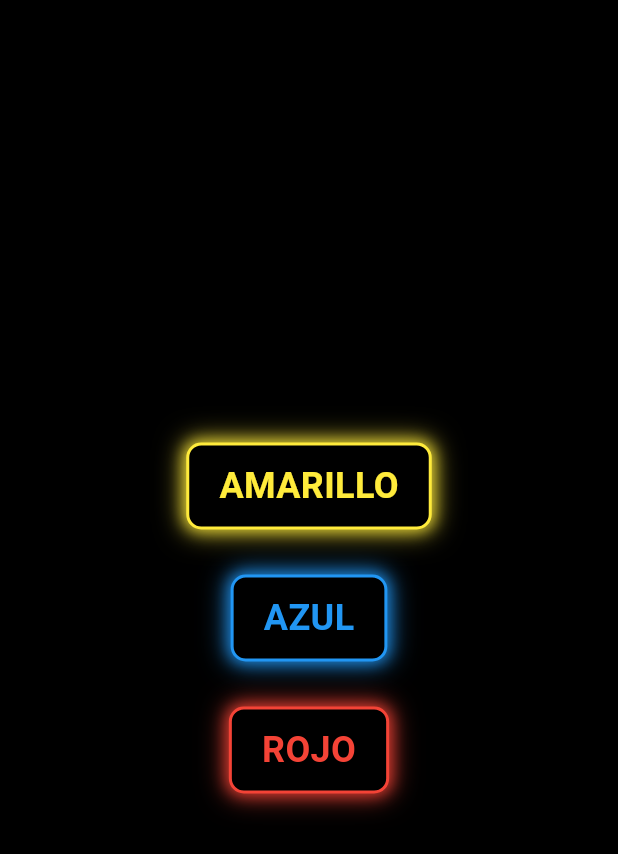
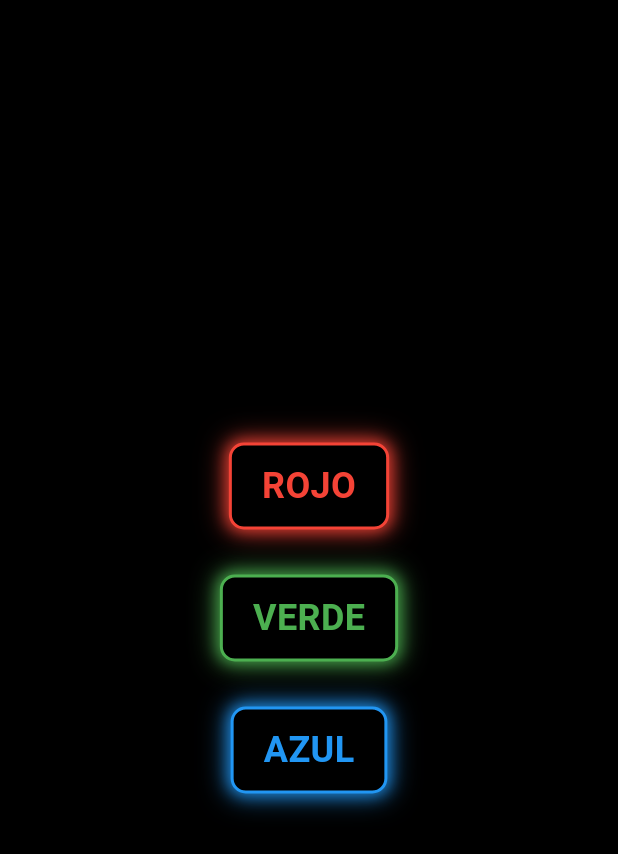
Before and after one commit to gu1llermo/neon_effect_widget_example, a Flutter app: the screen it shows after launch, on a phone screen of 412 x 824 dp. Shown: the top 854 px of the screen. Run offline on Flutter 3.47's test engine with Material 3 defaults, Android fonts, the phone set to English and light mode, and no system bars.

Commit message:
cambio de colores

```diff
--- a/lib/neon_example.dart
+++ b/lib/neon_example.dart
@@ -6,7 +6,7 @@ class NeonExample extends StatelessWidget {
 
   @override
   Widget build(BuildContext context) {
-    final amarillo = Colors.yellow;
+    final verde = Colors.green;
     final azul = Colors.blue;
     final rojo = Colors.red;
     final backgroundColor = Colors.black;
@@ -18,10 +18,19 @@ class NeonExample extends StatelessWidget {
           mainAxisAlignment: MainAxisAlignment.center,
           children: [
             NeonEffect(
-              neonColor: amarillo,
+              neonColor: rojo,
               child: _CustomWidget(
-                color: amarillo,
-                title: "AMARILLO",
+                color: rojo,
+                title: "ROJO",
+                backgroundColor: backgroundColor,
+              ),
+            ),
+            const SizedBox(height: 30),
+            NeonEffect(
+              neonColor: verde,
+              child: _CustomWidget(
+                color: verde,
+                title: "VERDE",
                 backgroundColor: backgroundColor,
               ),
             ),
@@ -31,15 +40,6 @@ class NeonExample extends StatelessWidget {
               child: _CustomWidget(
                 color: azul,
                 title: "AZUL",
-                backgroundColor: backgroundColor,
-              ),
-            ),
-            const SizedBox(height: 30),
-            NeonEffect(
-              neonColor: rojo,
-              child: _CustomWidget(
-                color: rojo,
-                title: "ROJO",
                 backgroundColor: backgroundColor,
               ),
             ),
```
